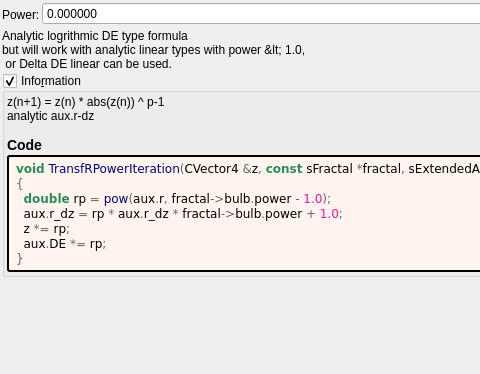
buddhi1980/mandelbulber2, file mandelbulber2/formula/ui/transf_r_power.ui: the form before one commit; both pictures show x 0 to 480 and y 0 to 374 of the 781 by 756 pixel window.
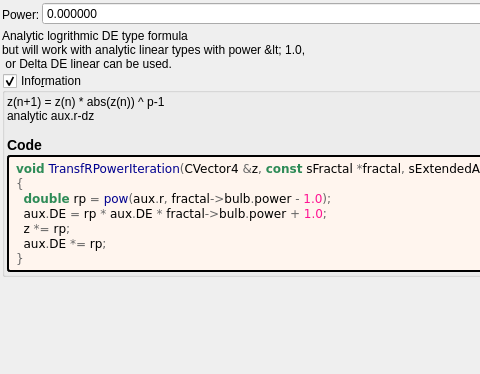
The form after the commit. Custom widgets are drawn as their Qt base class.

Diff of the .ui file:
```diff
--- a/mandelbulber2/formula/ui/transf_r_power.ui
+++ b/mandelbulber2/formula/ui/transf_r_power.ui
@@ -135,7 +135,7 @@
 &lt;pre style=&quot;color:#000000; background-color:#fff5ee;  font-family:'Courier New',monospace;&quot;&gt;&lt;span style=&quot;color:#2e8b57; font-weight:bold&quot;&gt;void&lt;/span&gt; &lt;span style=&quot;color:#00008f&quot;&gt;TransfRPowerIteration&lt;/span&gt;&lt;span style=&quot;color:#676767&quot;&gt;(&lt;/span&gt;CVector4 &lt;span style=&quot;color:#676767&quot;&gt;&amp;amp;&lt;/span&gt;z&lt;span style=&quot;color:#676767&quot;&gt;,&lt;/span&gt; &lt;span style=&quot;color:#2e8b57; font-weight:bold&quot;&gt;const&lt;/span&gt; sFractal &lt;span style=&quot;color:#676767&quot;&gt;*&lt;/span&gt;fractal&lt;span style=&quot;color:#676767&quot;&gt;,&lt;/span&gt; sExtendedAux &lt;span style=&quot;color:#676767&quot;&gt;&amp;amp;&lt;/span&gt;aux&lt;span style=&quot;color:#676767&quot;&gt;)&lt;/span&gt;
 &lt;span style=&quot;color:#676767&quot;&gt;{&lt;/span&gt;
   &lt;span style=&quot;color:#2e8b57; font-weight:bold&quot;&gt;double&lt;/span&gt; rp &lt;span style=&quot;color:#676767&quot;&gt;=&lt;/span&gt; &lt;span style=&quot;color:#00008f&quot;&gt;pow&lt;/span&gt;&lt;span style=&quot;color:#676767&quot;&gt;(&lt;/span&gt;aux&lt;span style=&quot;color:#676767&quot;&gt;.&lt;/span&gt;r&lt;span style=&quot;color:#676767&quot;&gt;,&lt;/span&gt; fractal&lt;span style=&quot;color:#676767&quot;&gt;-&amp;gt;&lt;/span&gt;bulb&lt;span style=&quot;color:#676767&quot;&gt;.&lt;/span&gt;power &lt;span style=&quot;color:#676767&quot;&gt;-&lt;/span&gt; &lt;span style=&quot;color:#ff1493&quot;&gt;1.0&lt;/span&gt;&lt;span style=&quot;color:#676767&quot;&gt;);&lt;/span&gt;
-  aux&lt;span style=&quot;color:#676767&quot;&gt;.&lt;/span&gt;r_dz &lt;span style=&quot;color:#676767&quot;&gt;=&lt;/span&gt; rp &lt;span style=&quot;color:#676767&quot;&gt;*&lt;/span&gt; aux&lt;span style=&quot;color:#676767&quot;&gt;.&lt;/span&gt;r_dz &lt;span style=&quot;color:#676767&quot;&gt;*&lt;/span&gt; fractal&lt;span style=&quot;color:#676767&quot;&gt;-&amp;gt;&lt;/span&gt;bulb&lt;span style=&quot;color:#676767&quot;&gt;.&lt;/span&gt;power &lt;span style=&quot;color:#676767&quot;&gt;+&lt;/span&gt; &lt;span style=&quot;color:#ff1493&quot;&gt;1.0&lt;/span&gt;&lt;span style=&quot;color:#676767&quot;&gt;;&lt;/span&gt;
+  aux&lt;span style=&quot;color:#676767&quot;&gt;.&lt;/span&gt;DE &lt;span style=&quot;color:#676767&quot;&gt;=&lt;/span&gt; rp &lt;span style=&quot;color:#676767&quot;&gt;*&lt;/span&gt; aux&lt;span style=&quot;color:#676767&quot;&gt;.&lt;/span&gt;DE &lt;span style=&quot;color:#676767&quot;&gt;*&lt;/span&gt; fractal&lt;span style=&quot;color:#676767&quot;&gt;-&amp;gt;&lt;/span&gt;bulb&lt;span style=&quot;color:#676767&quot;&gt;.&lt;/span&gt;power &lt;span style=&quot;color:#676767&quot;&gt;+&lt;/span&gt; &lt;span style=&quot;color:#ff1493&quot;&gt;1.0&lt;/span&gt;&lt;span style=&quot;color:#676767&quot;&gt;;&lt;/span&gt;
   z &lt;span style=&quot;color:#676767&quot;&gt;*=&lt;/span&gt; rp&lt;span style=&quot;color:#676767&quot;&gt;;&lt;/span&gt;
   aux&lt;span style=&quot;color:#676767&quot;&gt;.&lt;/span&gt;DE &lt;span style=&quot;color:#676767&quot;&gt;*=&lt;/span&gt; rp&lt;span style=&quot;color:#676767&quot;&gt;;&lt;/span&gt;
 &lt;span style=&quot;color:#676767&quot;&gt;}&lt;/span&gt;
```
